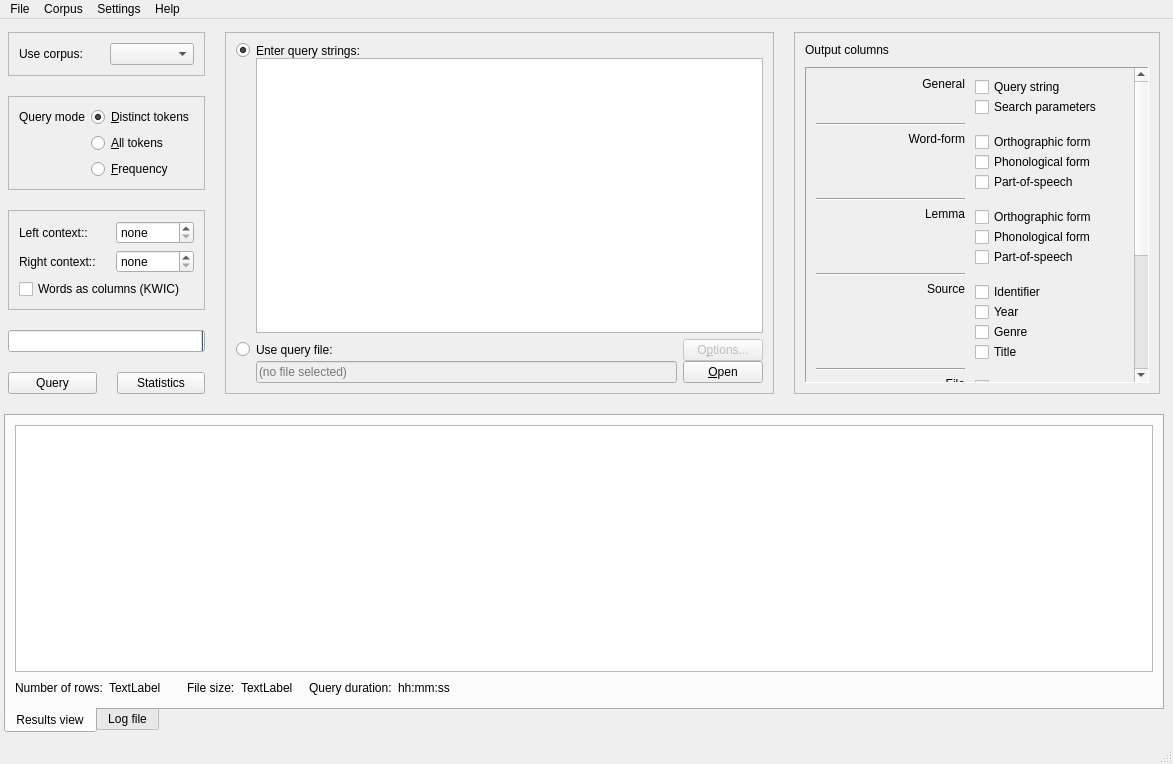
This is coquery/gui/coquery.ui in gkunter/coquery as Qt 5 draws it before an edit. The edited form follows.
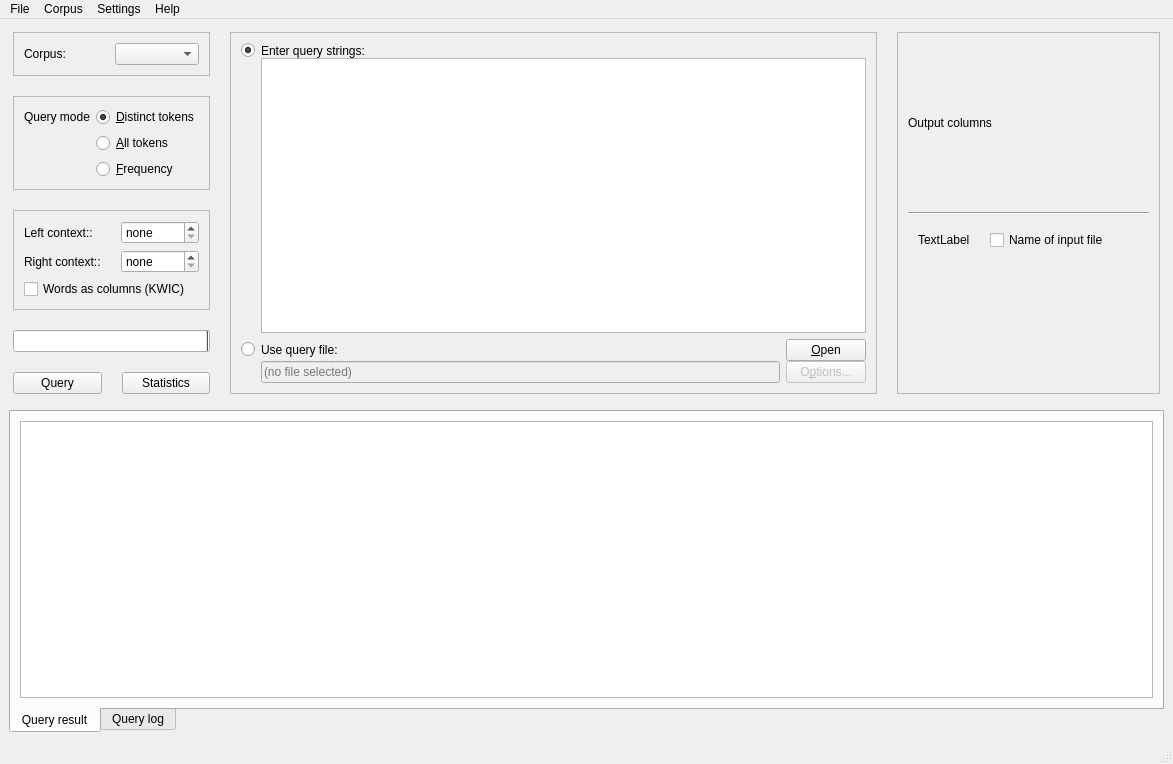
This is the edited form. Icons and pictures are not drawn.

Commit message: Evaluate the checked boxes from the dynamic option list

What changed in the file:
```diff
--- a/coquery/gui/coquery.ui
+++ b/coquery/gui/coquery.ui
@@ -17,17 +17,11 @@
    <bool>false</bool>
   </property>
   <widget class="QWidget" name="centralwidget">
-   <layout class="QVBoxLayout" name="verticalLayout_9">
-    <property name="spacing">
-     <number>10</number>
-    </property>
-    <property name="leftMargin">
-     <number>4</number>
-    </property>
+   <layout class="QVBoxLayout" name="verticalLayout_4">
     <item>
      <widget class="QFrame" name="options_area">
       <property name="sizePolicy">
-       <sizepolicy hsizetype="MinimumExpanding" vsizetype="Preferred">
+       <sizepolicy hsizetype="Minimum" vsizetype="Preferred">
         <horstretch>0</horstretch>
         <verstretch>1</verstretch>
        </sizepolicy>
@@ -38,7 +32,7 @@
       <property name="frameShadow">
        <enum>QFrame::Raised</enum>
       </property>
-      <layout class="QHBoxLayout" name="horizontalLayout_7">
+      <layout class="QHBoxLayout" name="horizontalLayout_7" stretch="0,0,0">
        <property name="spacing">
         <number>20</number>
        </property>
@@ -96,7 +90,7 @@
                 </sizepolicy>
                </property>
                <property name="text">
-                <string>Use corpus:</string>
+                <string>Corpus:</string>
                </property>
                <property name="buddy">
                 <cstring>general_settings</cstring>
@@ -536,9 +530,9 @@
         </widget>
        </item>
        <item>
-        <widget class="QFrame" name="frame">
+        <widget class="QFrame" name="input_settings">
          <property name="sizePolicy">
-          <sizepolicy hsizetype="Preferred" vsizetype="Preferred">
+          <sizepolicy hsizetype="Expanding" vsizetype="Preferred">
            <horstretch>3</horstretch>
            <verstretch>0</verstretch>
           </sizepolicy>
@@ -554,7 +548,7 @@
            <number>10</number>
           </property>
           <item>
-           <layout class="QGridLayout" name="gridLayout_2">
+           <layout class="QGridLayout" name="gridLayout_2" columnstretch="0,1">
             <property name="verticalSpacing">
              <number>0</number>
             </property>
@@ -590,7 +584,7 @@
             <item row="1" column="1">
              <widget class="QTextEdit" name="edit_query_string">
               <property name="sizePolicy">
-               <sizepolicy hsizetype="Preferred" vsizetype="Expanding">
+               <sizepolicy hsizetype="Expanding" vsizetype="Expanding">
                 <horstretch>0</horstretch>
                 <verstretch>0</verstretch>
                </sizepolicy>
@@ -600,11 +594,11 @@
            </layout>
           </item>
           <item>
-           <layout class="QGridLayout" name="gridLayout_3">
+           <layout class="QGridLayout" name="gridLayout_3" columnstretch="0,1,0">
             <property name="verticalSpacing">
              <number>0</number>
             </property>
-            <item row="0" column="0">
+            <item row="1" column="0">
              <widget class="QRadioButton" name="radio_query_file">
               <property name="sizePolicy">
                <sizepolicy hsizetype="Fixed" vsizetype="Fixed">
@@ -617,7 +611,7 @@
               </property>
              </widget>
             </item>
-            <item row="0" column="1">
+            <item row="1" column="1">
              <widget class="QLabel" name="label_8">
               <property name="sizePolicy">
                <sizepolicy hsizetype="Preferred" vsizetype="Preferred">
@@ -630,31 +624,7 @@
               </property>
              </widget>
             </item>
-            <item row="0" column="2">
-             <widget class="QPushButton" name="button_file_options">
-              <property name="enabled">
-               <bool>false</bool>
-              </property>
-              <property name="sizePolicy">
-               <sizepolicy hsizetype="Preferred" vsizetype="Minimum">
-                <horstretch>0</horstretch>
-                <verstretch>0</verstretch>
-               </sizepolicy>
-              </property>
-              <property name="text">
-               <string>O&amp;ptions...</string>
-              </property>
-              <property name="icon">
-               <iconset theme="document-properties">
-                <normaloff/>
-               </iconset>
-              </property>
-              <property name="shortcut">
-               <string>Alt+B</string>
-              </property>
-             </widget>
-            </item>
-            <item row="1" column="1">
+            <item row="2" column="1">
              <widget class="QLineEdit" name="edit_file_name">
               <property name="enabled">
                <bool>false</bool>
@@ -682,6 +652,30 @@
               </property>
              </widget>
             </item>
+            <item row="2" column="2">
+             <widget class="QPushButton" name="button_file_options">
+              <property name="enabled">
+               <bool>false</bool>
+              </property>
+              <property name="sizePolicy">
+               <sizepolicy hsizetype="Preferred" vsizetype="Minimum">
+                <horstretch>0</horstretch>
+                <verstretch>0</verstretch>
+               </sizepolicy>
+              </property>
+              <property name="text">
+               <string>O&amp;ptions...</string>
+              </property>
+              <property name="icon">
+               <iconset theme="document-properties">
+                <normaloff/>
+               </iconset>
+              </property>
+              <property name="shortcut">
+               <string>Alt+B</string>
+              </property>
+             </widget>
+            </item>
             <item row="1" column="2">
              <widget class="QPushButton" name="button_browse_file">
               <property name="sizePolicy">
@@ -711,7 +705,7 @@
        <item>
         <widget class="QFrame" name="options_setting">
          <property name="sizePolicy">
-          <sizepolicy hsizetype="Minimum" vsizetype="Preferred">
+          <sizepolicy hsizetype="Fixed" vsizetype="Preferred">
            <horstretch>2</horstretch>
            <verstretch>0</verstretch>
           </sizepolicy>
@@ -754,6 +748,19 @@
               </item>
              </layout>
             </item>
+            <item>
+             <widget class="Line" name="line">
+              <property name="sizePolicy">
+               <sizepolicy hsizetype="Preferred" vsizetype="Fixed">
+                <horstretch>0</horstretch>
+                <verstretch>0</verstretch>
+               </sizepolicy>
+              </property>
+              <property name="orientation">
+               <enum>Qt::Horizontal</enum>
+              </property>
+             </widget>
+            </item>
             <item>
              <widget class="QScrollArea" name="scrollArea">
               <property name="sizePolicy">
@@ -763,13 +770,13 @@
                </sizepolicy>
               </property>
               <property name="frameShape">
-               <enum>QFrame::Panel</enum>
+               <enum>QFrame::NoFrame</enum>
               </property>
               <property name="frameShadow">
-               <enum>QFrame::Sunken</enum>
+               <enum>QFrame::Plain</enum>
               </property>
               <property name="verticalScrollBarPolicy">
-               <enum>Qt::ScrollBarAlwaysOn</enum>
+               <enum>Qt::ScrollBarAsNeeded</enum>
               </property>
               <property name="horizontalScrollBarPolicy">
                <enum>Qt::ScrollBarAlwaysOff</enum>
@@ -782,8 +789,8 @@
                 <rect>
                  <x>0</x>
                  <y>0</y>
-                 <width>314</width>
-                 <height>573</height>
+                 <width>254</width>
+                 <height>360</height>
                 </rect>
                </property>
                <property name="sizePolicy">
@@ -803,12 +810,12 @@
                  <number>10</number>
                 </property>
                 <item>
-                 <layout class="QGridLayout" name="options_list" columnstretch="0,0">
+                 <layout class="QGridLayout" name="options_list" columnstretch="0,0,0">
                   <property name="sizeConstraint">
                    <enum>QLayout::SetDefaultConstraint</enum>
                   </property>
                   <property name="horizontalSpacing">
-                   <number>10</number>
+                   <number>20</number>
                   </property>
                   <property name="verticalSpacing">
                    <number>-1</number>
@@ -816,456 +823,21 @@
                   <property name="margin">
                    <number>0</number>
                   </property>
-                  <item row="3" column="0">
-                   <widget class="Line" name="word_separator">
-                    <property name="orientation">
-                     <enum>Qt::Horizontal</enum>
-                    </property>
-                   </widget>
-                  </item>
-                  <item row="4" column="1">
-                   <layout class="QVBoxLayout" name="lemma_layout">
-                    <item>
-                     <widget class="QCheckBox" name="lemma_data_orth">
-                      <property name="sizePolicy">
-                       <sizepolicy hsizetype="Maximum" vsizetype="Preferred">
-                        <horstretch>0</horstretch>
-                        <verstretch>0</verstretch>
-                       </sizepolicy>
-                      </property>
-                      <property name="text">
-                       <string>Orthographic form</string>
-                      </property>
-                     </widget>
-                    </item>
-                    <item>
-                     <widget class="QCheckBox" name="lemma_data_phon">
-                      <property name="sizePolicy">
-                       <sizepolicy hsizetype="Preferred" vsizetype="Preferred">
-                        <horstretch>0</horstretch>
-                        <verstretch>0</verstretch>
-                       </sizepolicy>
-                      </property>
-                      <property name="text">
-                       <string>Phonological form</string>
-                      </property>
-                     </widget>
-                    </item>
-                    <item>
-                     <widget class="QCheckBox" name="lemma_data_pos">
-                      <property name="sizePolicy">
-                       <sizepolicy hsizetype="Preferred" vsizetype="Preferred">
-                        <horstretch>0</horstretch>
-                        <verstretch>0</verstretch>
-                       </sizepolicy>
-                      </property>
-                      <property name="text">
-                       <string>Part-of-speech</string>
-                      </property>
-                     </widget>
-                    </item>
-                   </layout>
-                  </item>
-                  <item row="0" column="1">
-                   <layout class="QVBoxLayout" name="coquery_layout">
-                    <item>
-                     <widget class="QCheckBox" name="coquery_query_string">
-                      <property name="sizePolicy">
-                       <sizepolicy hsizetype="Preferred" vsizetype="Preferred">
-                        <horstretch>0</horstretch>
-                        <verstretch>0</verstretch>
-                       </sizepolicy>
-                      </property>
-                      <property name="text">
-                       <string>Query string</string>
-                      </property>
-                     </widget>
-                    </item>
-                    <item>
-                     <widget class="QCheckBox" name="coquery_parameters">
-                      <property name="sizePolicy">
-                       <sizepolicy hsizetype="Preferred" vsizetype="Preferred">
-                        <horstretch>0</horstretch>
-                        <verstretch>0</verstretch>
-                       </sizepolicy>
-                      </property>
-                      <property name="text">
-                       <string>Search parameters</string>
-                      </property>
-                     </widget>
-                    </item>
-                   </layout>
-                  </item>
-                  <item row="10" column="1">
-                   <layout class="QVBoxLayout" name="speaker_layout">
-                    <item>
-                     <widget class="QCheckBox" name="speaker_data_id">
-                      <property name="sizePolicy">
-                       <sizepolicy hsizetype="Preferred" vsizetype="Preferred">
-                        <horstretch>0</horstretch>
-                        <verstretch>0</verstretch>
-                       </sizepolicy>
-                      </property>
-                      <property name="text">
-                       <string>Identifier</string>
-                      </property>
-                     </widget>
-                    </item>
-                    <item>
-                     <widget class="QCheckBox" name="speaker_data_age">
-                      <property name="sizePolicy">
-                       <sizepolicy hsizetype="Preferred" vsizetype="Preferred">
-                        <horstretch>0</horstretch>
-                        <verstretch>0</verstretch>
-                       </sizepolicy>
-                      </property>
-                      <property name="text">
-                       <string>Age</string>
-                      </property>
-                     </widget>
-                    </item>
-                    <item>
-                     <widget class="QCheckBox" name="speaker_data_sex">
-                      <property name="sizePolicy">
-                       <sizepolicy hsizetype="Preferred" vsizetype="Preferred">
-                        <horstretch>0</horstretch>
-                        <verstretch>0</verstretch>
-                       </sizepolicy>
-                      </property>
-                      <property name="text">
-                       <string>Sex</string>
-                      </property>
-                     </widget>
-                    </item>
-                   </layout>
-                  </item>
-                  <item row="8" column="1">
-                   <layout class="QVBoxLayout" name="file_layout">
-                    <item>
-                     <widget class="QCheckBox" name="file_data_name">
-                      <property name="sizePolicy">
-                       <sizepolicy hsizetype="Preferred" vsizetype="Preferred">
-                        <horstretch>0</horstretch>
-                        <verstretch>0</verstretch>
-                       </sizepolicy>
-                      </property>
-                      <property name="text">
-                       <string>File name</string>
-                      </property>
-                     </widget>
-                    </item>
-                    <item>
-                     <widget class="QCheckBox" name="file_data_path">
-                      <property name="sizePolicy">
-                       <sizepolicy hsizetype="Preferred" vsizetype="Preferred">
-                        <horstretch>0</horstretch>
-                        <verstretch>0</verstretch>
-                       </sizepolicy>
-                      </property>
-                      <property name="text">
-                       <string>File path</string>
-                      </property>
-                     </widget>
-                    </item>
-                   </layout>
-                  </item>
-                  <item row="9" column="0">
-                   <widget class="Line" name="file_separator">
-                    <property name="orientation">
-                     <enum>Qt::Horizontal</enum>
-                    </property>
-                   </widget>
-                  </item>
-                  <item row="2" column="0">
-                   <widget class="QLabel" name="word_label">
-                    <property name="sizePolicy">
-                     <sizepolicy hsizetype="Minimum" vsizetype="Preferred">
-                      <horstretch>0</horstretch>
-                      <verstretch>0</verstretch>
-                     </sizepolicy>
-                    </property>
-                    <property name="text">
-                     <string>Word-form</string>
-                    </property>
-                    <property name="alignment">
-                     <set>Qt::AlignRight|Qt::AlignTop|Qt::AlignTrailing</set>
-                    </property>
-                   </widget>
-                  </item>
-                  <item row="2" column="1">
-                   <layout class="QVBoxLayout" name="word_layout" stretch="0,0,0">
-                    <item>
-                     <widget class="QCheckBox" name="word_data_orth">
-                      <property name="sizePolicy">
-                       <sizepolicy hsizetype="Preferred" vsizetype="Preferred">
-                        <horstretch>0</horstretch>
-                        <verstretch>0</verstretch>
-                       </sizepolicy>
-                      </property>
-                      <property name="text">
-                       <string>Orthographic form</string>
-                      </property>
-                     </widget>
-                    </item>
-                    <item>
-                     <widget class="QCheckBox" name="word_data_phon">
-                      <property name="sizePolicy">
-                       <sizepolicy hsizetype="Preferred" vsizetype="Preferred">
-                        <horstretch>0</horstretch>
-                        <verstretch>0</verstretch>
-                       </sizepolicy>
-                      </property>
-                      <property name="text">
-                       <string>Phonological form</string>
-                      </property>
-                     </widget>
-                    </item>
-                    <item>
-                     <widget class="QCheckBox" name="word_data_pos">
-                      <property name="sizePolicy">
-                       <sizepolicy hsizetype="Preferred" vsizetype="Preferred">
-                        <horstretch>0</horstretch>
-                        <verstretch>0</verstretch>
-                       </sizepolicy>
-                      </property>
-                      <property name="text">
-                       <string>Part-of-speech</string>
-                      </property>
-                     </widget>
-                    </item>
-                   </layout>
-                  </item>
-                  <item row="6" column="0">
-                   <widget class="QLabel" name="source_label">
-                    <property name="sizePolicy">
-                     <sizepolicy hsizetype="Minimum" vsizetype="Preferred">
-                      <horstretch>0</horstretch>
-                      <verstretch>0</verstretch>
-                     </sizepolicy>
-                    </property>
-                    <property name="text">
-                     <string>Source</string>
-                    </property>
-                    <property name="alignment">
-                     <set>Qt::AlignRight|Qt::AlignTop|Qt::AlignTrailing</set>
-                    </property>
-                   </widget>
-                  </item>
-                  <item row="12" column="1">
-                   <layout class="QVBoxLayout" name="verticalLayout_5">
-                    <item>
-                     <widget class="QCheckBox" name="time_data_start">
-                      <property name="sizePolicy">
-                       <sizepolicy hsizetype="Preferred" vsizetype="Preferred">
-                        <horstretch>0</horstretch>
-                        <verstretch>0</verstretch>
-                       </sizepolicy>
-                      </property>
-                      <property name="text">
-                       <string>Starting time</string>
-                      </property>
-                     </widget>
-                    </item>
-                    <item>
-                     <widget class="QCheckBox" name="time_data_end">
-                      <property name="sizePolicy">
-                       <sizepolicy hsizetype="Preferred" vsizetype="Preferred">
-                        <horstretch>0</horstretch>
-                        <verstretch>0</verstretch>
-                       </sizepolicy>
-                      </property>
-                      <property name="text">
-                       <string>End time</string>
-                      </property>
-                     </widget>
-                    </item>
-                    <item>
-                     <widget class="QCheckBox" name="time_data_dur">
-                      <property name="sizePolicy">
-                       <sizepolicy hsizetype="Preferred" vsizetype="Preferred">
-                        <horstretch>0</horstretch>
-                        <verstretch>0</verstretch>
-                       </sizepolicy>
-                      </property>
-                      <property name="text">
-                       <string>Duration</string>
-                      </property>
-                     </widget>
-                    </item>
-                   </layout>
-                  </item>
-                  <item row="12" column="0">
-                   <widget class="QLabel" name="time_label">
-                    <property name="sizePolicy">
-                     <sizepolicy hsizetype="Minimum" vsizetype="Preferred">
-                      <horstretch>0</horstretch>
-                      <verstretch>0</verstretch>
-                     </sizepolicy>
-                    </property>
-                    <property name="text">
-                     <string>Time</string>
-                    </property>
-                    <property name="alignment">
-                     <set>Qt::AlignRight|Qt::AlignTop|Qt::AlignTrailing</set>
-                    </property>
-                   </widget>
-                  </item>
-                  <item row="11" column="0">
-                   <widget class="Line" name="speaker_separator">
-                    <property name="orientation">
-                     <enum>Qt::Horizontal</enum>
-                    </property>
-                   </widget>
-                  </item>
-                  <item row="5" column="0">
-                   <widget class="Line" name="lemma_separator">
-                    <property name="orientation">
-                     <enum>Qt::Horizontal</enum>
-                    </property>
-                   </widget>
-                  </item>
-                  <item row="10" column="0">
-                   <widget class="QLabel" name="speaker_label">
-                    <property name="sizePolicy">
-                     <sizepolicy hsizetype="Minimum" vsizetype="Preferred">
-                      <horstretch>0</horstretch>
-                      <verstretch>0</verstretch>
-                     </sizepolicy>
-                    </property>
-                    <property name="text">
-                     <string>Speaker</string>
-                    </property>
-                    <property name="alignment">
-                     <set>Qt::AlignRight|Qt::AlignTop|Qt::AlignTrailing</set>
-                    </property>
-                   </widget>
-                  </item>
-                  <item row="4" column="0">
-                   <widget class="QLabel" name="lemma_label">
-                    <property name="sizePolicy">
-                     <sizepolicy hsizetype="Minimum" vsizetype="Preferred">
-                      <horstretch>0</horstretch>
-                      <verstretch>0</verstretch>
-                     </sizepolicy>
-                    </property>
-                    <property name="text">
-                     <string>Lemma</string>
-                    </property>
-                    <property name="alignment">
-                     <set>Qt::AlignRight|Qt::AlignTop|Qt::AlignTrailing</set>
-                    </property>
-                   </widget>
-                  </item>
-                  <item row="1" column="0">
-                   <widget class="Line" name="coquery_separator">
-                    <property name="orientation">
-                     <enum>Qt::Horizontal</enum>
-                    </property>
-                   </widget>
-                  </item>
-                  <item row="8" column="0">
-                   <widget class="QLabel" name="file_label">
-                    <property name="sizePolicy">
-                     <sizepolicy hsizetype="Minimum" vsizetype="Preferred">
-                      <horstretch>0</horstretch>
-                      <verstretch>0</verstretch>
-                     </sizepolicy>
-                    </property>
-                    <property name="text">
-                     <string>File</string>
-                    </property>
-                    <property name="alignment">
-                     <set>Qt::AlignRight|Qt::AlignTop|Qt::AlignTrailing</set>
-                    </property>
-                   </widget>
-                  </item>
-                  <item row="7" column="0">
-                   <widget class="Line" name="source_separator">
-                    <property name="orientation">
-                     <enum>Qt::Horizontal</enum>
-                    </property>
-                   </widget>
-                  </item>
-                  <item row="14" column="0">
-                   <widget class="Line" name="time_separator">
-                    <property name="orientation">
-                     <enum>Qt::Horizontal</enum>
-                    </property>
-                   </widget>
-                  </item>
                   <item row="0" column="0">
-                   <widget class="QLabel" name="coquery_label">
-                    <property name="sizePolicy">
-                     <sizepolicy hsizetype="Minimum" vsizetype="Preferred">
-                      <horstretch>0</horstretch>
-                      <verstretch>0</verstretch>
-                     </sizepolicy>
+                   <widget class="QLabel" name="label_2">
+                    <property name="text">
+                     <string>TextLabel</string>
                     </property>
+                   </widget>
+                  </item>
+                  <item row="0" column="1">
+                   <widget class="QCheckBox" name="checkBox">
                     <property name="text">
-                     <string>General</string>
+                     <string>Name of input file         </string>
                     </property>
-                    <property name="alignment">
-                     <set>Qt::AlignRight|Qt::AlignTop|Qt::AlignTrailing</set>
-                    </property>
                    </widget>
                   </item>
-                  <item row="6" column="1">
-                   <layout class="QVBoxLayout" name="source_layout">
-                    <item>
-                     <widget class="QCheckBox" name="source_id">
-                      <property name="sizePolicy">
-                       <sizepolicy hsizetype="Preferred" vsizetype="Preferred">
-                        <horstretch>0</horstretch>
-                        <verstretch>0</verstretch>
-                       </sizepolicy>
-                      </property>
-                      <property name="text">
-                       <string>Identifier</string>
-                      </property>
-                     </widget>
-                    </item>
-                    <item>
-                     <widget class="QCheckBox" name="source_data_year">
-                      <property name="sizePolicy">
-                       <sizepolicy hsizetype="Preferred" vsizetype="Preferred">
-                        <horstretch>0</horstretch>
-                        <verstretch>0</verstretch>
-                       </sizepolicy>
-                      </property>
-                      <property name="text">
-                       <string>Year</string>
-                      </property>
-                     </widget>
-                    </item>
-                    <item>
-                     <widget class="QCheckBox" name="source_data_genre">
-                      <property name="sizePolicy">
-                       <sizepolicy hsizetype="Preferred" vsizetype="Preferred">
-                        <horstretch>0</horstretch>
-                        <verstretch>0</verstretch>
-                       </sizepolicy>
-                      </property>
-                      <property name="text">
-                       <string>Genre</string>
-                      </property>
-                     </widget>
-                    </item>
-                    <item>
-                     <widget class="QCheckBox" name="source_data_title">
-                      <property name="sizePolicy">
-                       <sizepolicy hsizetype="Preferred" vsizetype="Preferred">
-                        <horstretch>0</horstretch>
-                        <verstretch>0</verstretch>
-                       </sizepolicy>
-                      </property>
-                      <property name="text">
-                       <string>Title</string>
-                      </property>
-                     </widget>
-                    </item>
-                   </layout>
-                  </item>
-                  <item row="13" column="0">
+                  <item row="1" column="1">
                    <spacer name="verticalSpacer">
                     <property name="orientation">
                      <enum>Qt::Vertical</enum>
@@ -1317,9 +889,9 @@
         </sizepolicy>
        </property>
        <attribute name="title">
-        <string>Results view</string>
+        <string>Query result</string>
        </attribute>
-       <layout class="QVBoxLayout" name="verticalLayout_4">
+       <layout class="QVBoxLayout" name="verticalLayout_9">
         <item>
          <widget class="QTableView" name="data_preview">
           <property name="locale">
@@ -1345,113 +917,6 @@
           </property>
          </widget>
         </item>
-        <item>
-         <layout class="QGridLayout" name="gridLayout">
-          <item row="0" column="1">
-           <layout class="QHBoxLayout" name="horizontalLayout_4">
-            <property name="leftMargin">
-             <number>10</number>
-            </property>
-            <property name="rightMargin">
-             <number>10</number>
-            </property>
-            <item>
-             <widget class="QLabel" name="label_3">
-              <property name="text">
-               <string>File size:</string>
-              </property>
-             </widget>
-            </item>
-            <item>
-             <widget class="QLabel" name="file_size">
-              <property name="text">
-               <string>TextLabel</string>
-              </property>
-              <property name="textInteractionFlags">
-               <set>Qt::LinksAccessibleByMouse|Qt::TextSelectableByKeyboard|Qt::TextSelectableByMouse</set>
-              </property>
-             </widget>
-            </item>
-           </layout>
-          </item>
-          <item row="0" column="0">
-           <layout class="QHBoxLayout" name="horizontalLayout_3">
-            <property name="leftMargin">
-             <number>0</number>
-            </property>
-            <property name="rightMargin">
-             <number>10</number>
-            </property>
-            <item>
-             <widget class="QLabel" name="label_2">
-              <property name="text">
-               <string>Number of rows:</string>
-              </property>
-             </widget>
-            </item>
-            <item>
-             <widget class="QLabel" name="row_numbers">
-              <property name="text">
-               <string>TextLabel</string>
-              </property>
-              <property name="textInteractionFlags">
-               <set>Qt::LinksAccessibleByMouse|Qt::TextSelectableByKeyboard|Qt::TextSelectableByMouse</set>
-              </property>
-             </widget>
-            </item>
-           </layout>
-          </item>
-          <item row="0" column="2">
-           <layout class="QHBoxLayout" name="horizontalLayout_2">
-            <property name="rightMargin">
-             <number>10</number>
-            </property>
-            <item>
-             <widget class="QLabel" name="label">
-              <property name="sizePolicy">
-               <sizepolicy hsizetype="Minimum" vsizetype="Minimum">
-                <horstretch>0</horstretch>
-                <verstretch>0</verstretch>
-               </sizepolicy>
-              </property>
-              <property name="text">
-               <string>Query duration:</string>
-              </property>
-             </widget>
-            </item>
-            <item>
-             <widget class="QLabel" name="label_time">
-              <property name="sizePolicy">
-               <sizepolicy hsizetype="Minimum" vsizetype="Minimum">
-                <horstretch>0</horstretch>
-                <verstretch>0</verstretch>
-               </sizepolicy>
-              </property>
-              <property name="text">
-               <string>hh:mm:ss</string>
-              </property>
-              <property name="textInteractionFlags">
-               <set>Qt::LinksAccessibleByMouse|Qt::TextSelectableByKeyboard|Qt::TextSelectableByMouse</set>
-              </property>
-             </widget>
-            </item>
-            <item>
-             <spacer name="horizontalSpacer_2">
-              <property name="orientation">
-               <enum>Qt::Horizontal</enum>
-              </property>
-              <property name="sizeHint" stdset="0">
-               <size>
-                <width>40</width>
-                <height>20</height>
-               </size>
-              </property>
-             </spacer>
-            </item>
-           </layout>
-          </item>
-         </layout>
-        </item>
        </layout>
       </widget>
       <widget class="QWidget" name="log_tab">
@@ -1462,7 +927,7 @@
         </sizepolicy>
        </property>
        <attribute name="title">
-        <string>Log file</string>
+        <string>Query log</string>
        </attribute>
        <layout class="QVBoxLayout" name="verticalLayout_2">
         <item>
```
Left out of the diff: 45 changed lines with no effect on the pictures. The commit also changes 2 other files.
